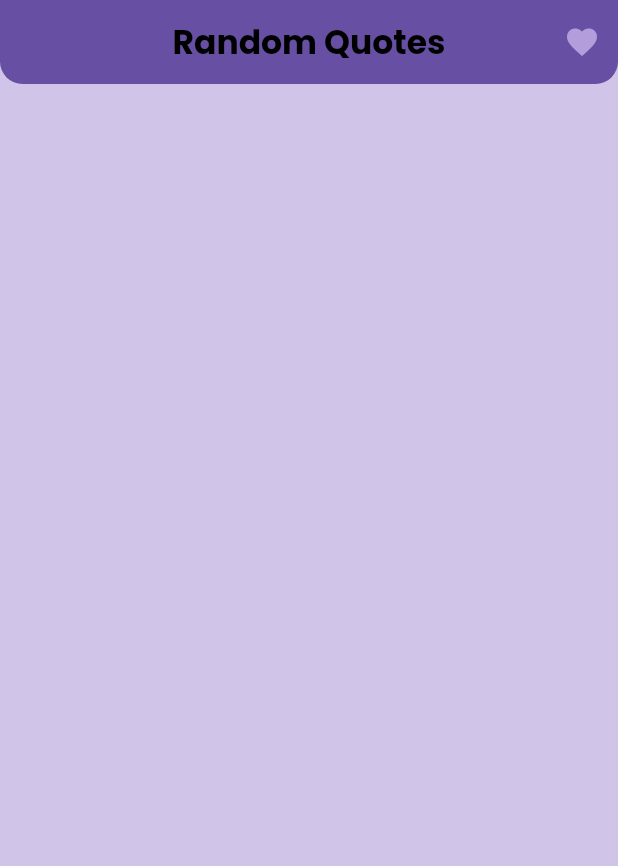
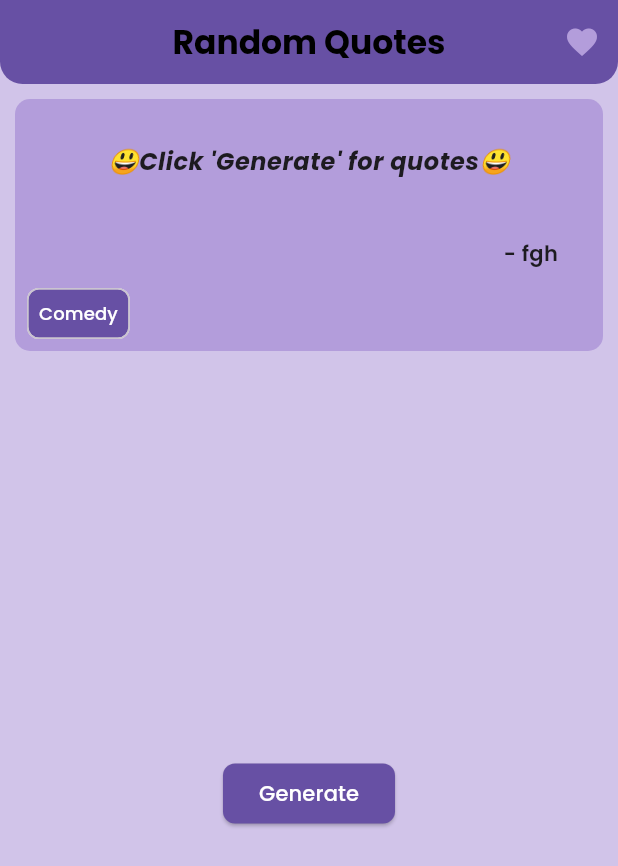
Before and after one commit to Nishan-Pradhan06/RandomQuotes-Generator, a Flutter app: the screen it shows after launch, on a phone screen of 412 x 824 dp. Shown: the top 866 px of the screen. Run offline on Flutter 3.47's test engine with Material 3 defaults, Android fonts, the phone set to English and light mode, and no system bars; our stand-ins replace google_fonts.

Commit message:
button, card, component build

```diff
--- /dev/null
+++ b/lib/view/components/button_component.dart
@@ -0,0 +1,33 @@
+import 'package:flutter/material.dart';
+import 'package:google_fonts/google_fonts.dart';
+import 'package:learngin/core/theme/colors.dart';
+
+class ButtonComponent extends StatelessWidget {
+  const ButtonComponent({super.key});
+
+  @override
+  Widget build(BuildContext context) {
+    return Center(
+      child: ElevatedButton(
+        style: ButtonStyle(
+          animationDuration: const Duration(milliseconds: 200),
+          overlayColor: WidgetStateProperty.all(Colors.transparent),
+          backgroundColor: WidgetStateProperty.all(
+            BrandColors.primary,
+          ),
+          foregroundColor: WidgetStateProperty.all(Colors.white),
+          shape: WidgetStateProperty.all<RoundedRectangleBorder>(
+            RoundedRectangleBorder(
+              borderRadius: BorderRadius.circular(8.0),
+            ),
+          ),
+        ),
+        onPressed: () {},
+        child: Text(
+          "Generate",
+          style: GoogleFonts.poppins(),
+        ),
+      ),
+    );
+  }
+}
--- a/lib/view/components/quotes_card_components.dart
+++ b/lib/view/components/quotes_card_components.dart
@@ -0,0 +1,76 @@
+import 'package:flutter/material.dart';
+import 'package:learngin/core/theme/colors.dart';
+
+class QuotesCardComponents extends StatelessWidget {
+  const QuotesCardComponents({super.key});
+
+  @override
+  Widget build(BuildContext context) {
+    return IntrinsicHeight(
+      child: Container(
+        padding: const EdgeInsets.only(top: 10.0),
+        margin: const EdgeInsets.only(top: 10.0, right: 10.0, left: 10.0),
+        decoration: BoxDecoration(
+          color: Colors.deepPurple.shade200,
+          borderRadius: BorderRadius.circular(10),
+        ),
+        child: const Column(
+          crossAxisAlignment: CrossAxisAlignment.center,
+          children: [
+            Padding(
+              padding: EdgeInsets.symmetric(horizontal: 20, vertical: 20),
+              child: Text(
+                "😃Click 'Generate' for quotes😃",
+                textAlign: TextAlign.start,
+                style: TextStyle(
+                  fontSize: 16,
+                  fontWeight: FontWeight.w600,
+                  letterSpacing: .4,
+                  fontStyle: FontStyle.italic,
+                ),
+              ),
+            ),
+            Padding(
+              padding: EdgeInsets.only(top: 20, right: 30, bottom: 5),
+              child: Align(
+                alignment: Alignment.bottomRight,
+                child: Text(
+                  "- fgh",
+                  style: TextStyle(
+                    fontWeight: FontWeight.w600,
+                  ),
+                ),
+              ),
+            ),
+            Align(
+              alignment: Alignment.centerLeft,
+              child: Wrap(
+                spacing: 6,
+                children: [
+                  Padding(
+                    padding: EdgeInsets.all(8.0),
+                    child: Chip(
+                      label: Text(
+                        'Comedy',
+                        style: TextStyle(
+                          fontSize: 12,
+                          fontWeight: FontWeight.w500,
+                          color: Colors.white,
+                          overflow: TextOverflow.ellipsis,
+                        ),
+                      ),
+                      backgroundColor: BrandColors.primary,
+                      materialTapTargetSize: MaterialTapTargetSize.shrinkWrap,
+                      padding: EdgeInsets.symmetric(vertical: 1, horizontal: 6),
+                      labelPadding: EdgeInsets.symmetric(horizontal: 1),
+                    ),
+                  ),
+                ],
+              ),
+            ),
+          ],
+        ),
+      ),
+    );
+  }
+}
--- a/lib/view/pages/home_page.dart
+++ b/lib/view/pages/home_page.dart
@@ -1,9 +1,10 @@
 import 'package:flutter/material.dart';
 import 'package:learngin/core/theme/colors.dart';
+import 'package:learngin/view/components/button_component.dart';
 import 'package:learngin/view/pages/favourite.dart';
-
 import '../../model/custom_app_bar.dart';
 import '../components/appbar.dart';
+import '../components/quotes_card_components.dart';
 
 class HomePage extends StatelessWidget {
   const HomePage({super.key});
@@ -27,6 +28,14 @@ class HomePage extends StatelessWidget {
           },
         ),
       ),
+      body: const Column(
+        children: [
+          QuotesCardComponents(),
+          Expanded(
+            child: ButtonComponent(),
+          ),
+        ],
+      ),
     );
   }
 }
--- a/lib/view/pages/splashscreen.dart
+++ b/lib/view/pages/splashscreen.dart
@@ -1,7 +1,6 @@
 // import 'package:flutter/cupertino.dart';
 import 'package:flutter/material.dart';
 import 'package:learngin/view/pages/home_page.dart';
-import '../../screens/home_screen.dart';
 
 class SplashScreen extends StatefulWidget {
   const SplashScreen({super.key});
@@ -20,7 +19,7 @@ class _SplashScreenState extends State<SplashScreen> {
         Navigator.pushReplacement(
           context,
           MaterialPageRoute(
-            builder: (context) => HomePage(),
+            builder: (context) =>const HomePage(),
           ),
         );
       },
```
Also changed, not shown: lib/screens/upcoming/upcoming.dart (+72 -72 lines).
